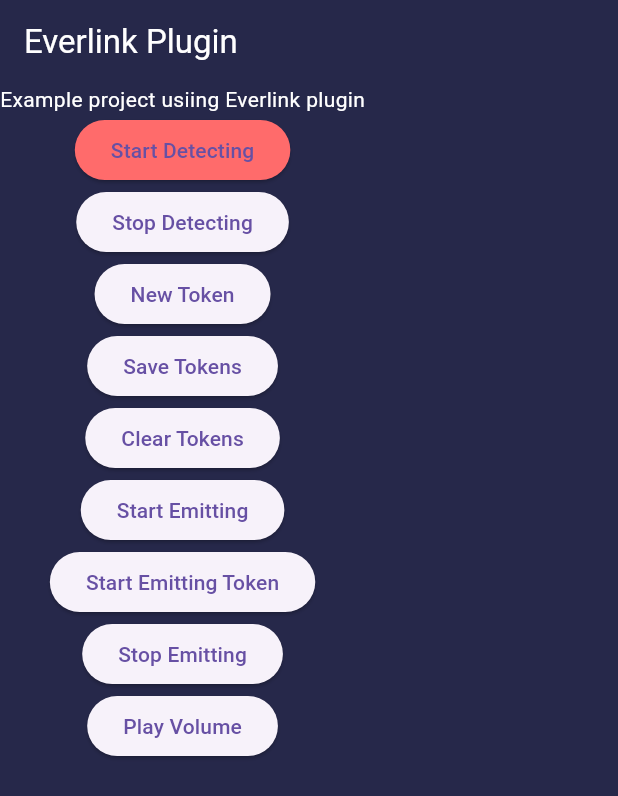
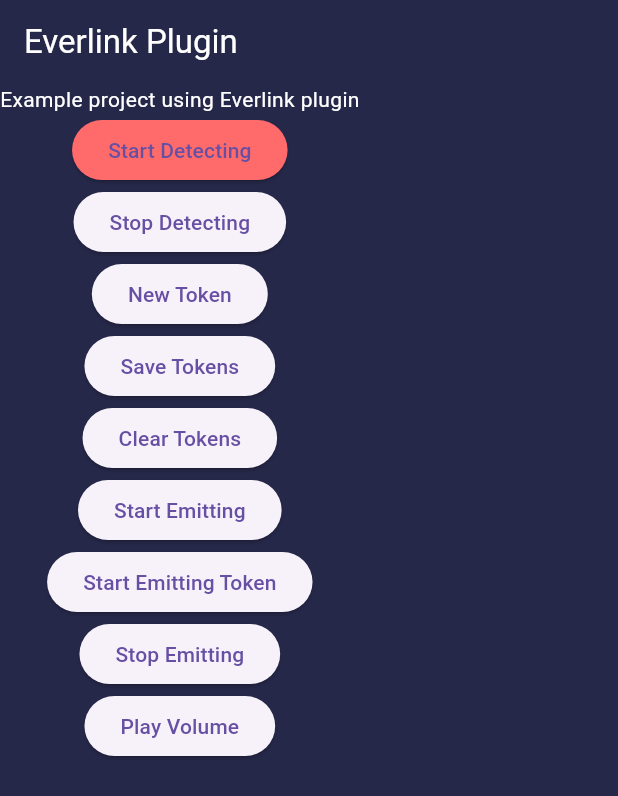
Before and after one commit to Everlinkdev/everlink_flutter_sdk, a Flutter app: the screen it shows after launch, on a phone screen of 412 x 824 dp. Shown: the top 796 px of the screen. Run offline on Flutter 3.47's test engine with Material 3 defaults, Android fonts, the phone set to English and light mode, and no system bars.

Commit message:
Typo in title fixed

```diff
--- a/example/lib/main.dart
+++ b/example/lib/main.dart
@@ -108,7 +108,7 @@ class MainApp extends State<MyApp> {
           ),
           body: Column(
             children: [
-              const Text('Example project usiing Everlink plugin',
+              const Text('Example project using Everlink plugin',
                   style: TextStyle(
                     color: Colors.white,
                   )),
```
